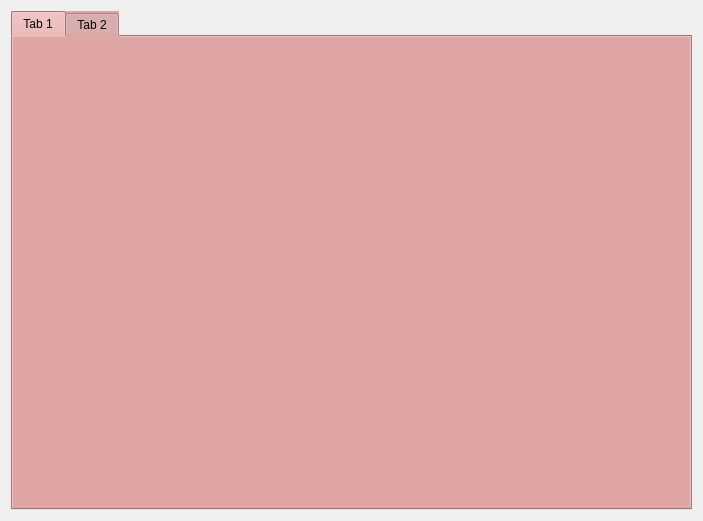
This is Dhia/stats.ui in dhiaabdelli1/Wedding_planner_2A1 as Qt 5 draws it before an edit. The edited form follows.
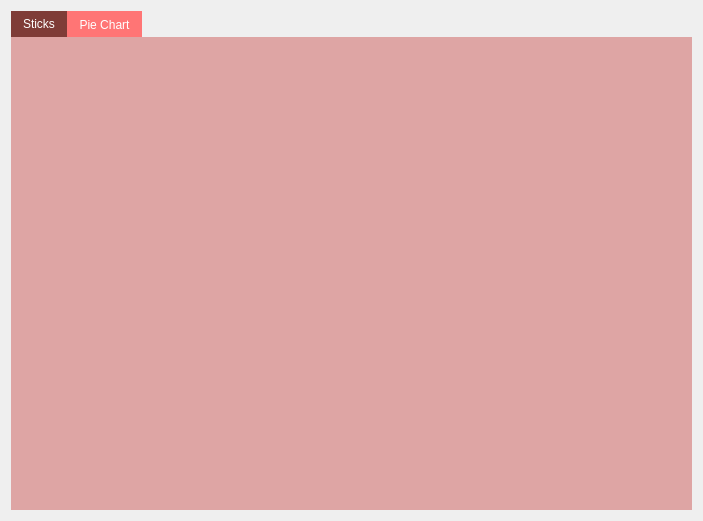
This is the edited form.

What changed in the file:
```diff
--- a/Dhia/stats.ui
+++ b/Dhia/stats.ui
@@ -17,9 +17,30 @@
    <item>
     <widget class="QTabWidget" name="tabWidget">
      <property name="styleSheet">
-      <string notr="true">background-color: #DEA5A4;
+      <string notr="true">QTabWidget:pane {
+border:4px;
+background-color:#DEA5A4;
+
+
+}
+
+QTabBar::tab:selected {
+color:  rgb(255, 255, 255);
+background-color:rgb(127, 60, 55);
 font: 8pt &quot;Forte&quot;;
-color:rgb(0,0,0);
+}
+
+QTabBar::tab:!selected {
+color: rgb(255,255,255);
+background-color:  rgb(255, 117, 117);
+font: 8pt &quot;Forte&quot;;
+
+}
+
+
+
+
+
 </string>
      </property>
      <property name="currentIndex">
@@ -27,7 +48,7 @@
      </property>
      <widget class="QWidget" name="tab">
       <attribute name="title">
-       <string>Tab 1</string>
+       <string>Sticks</string>
       </attribute>
       <layout class="QHBoxLayout" name="horizontalLayout_3">
        <item>
@@ -39,7 +60,7 @@
      </widget>
      <widget class="QWidget" name="tab_2">
       <attribute name="title">
-       <string>Tab 2</string>
+       <string>Pie Chart</string>
       </attribute>
       <layout class="QHBoxLayout" name="horizontalLayout_5">
        <item>
```
Left out of the diff: 2 changed lines with no effect on the pictures.
